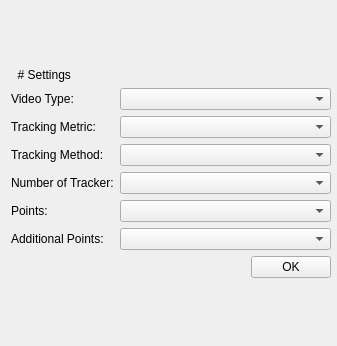
Above: funscript_editor/ui/settings_view.ui from michael-mueller-git/Python-Funscript-Editor before the change. Below: the same form after it.
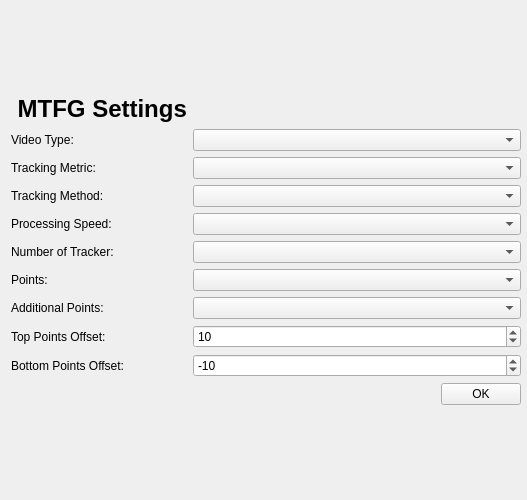
That is the form after the change.

Commit message: add skip frames and offset to settings dialog

```diff
--- a/funscript_editor/ui/settings_view.ui
+++ b/funscript_editor/ui/settings_view.ui
@@ -6,8 +6,8 @@
    <rect>
     <x>0</x>
     <y>0</y>
-    <width>337</width>
-    <height>346</height>
+    <width>527</width>
+    <height>500</height>
    </rect>
   </property>
   <property name="windowTitle">
@@ -95,7 +95,7 @@
        </property>
       </widget>
      </item>
-     <item row="7" column="1">
+     <item row="10" column="1">
       <layout class="QHBoxLayout" name="horizontalLayout">
        <item>
         <spacer name="horizontalSpacer">
@@ -121,18 +121,25 @@
      </item>
      <item row="0" column="0">
       <widget class="QLabel" name="label_4">
+       <property name="sizePolicy">
+        <sizepolicy hsizetype="Fixed" vsizetype="Preferred">
+         <horstretch>0</horstretch>
+         <verstretch>0</verstretch>
+        </sizepolicy>
+       </property>
        <property name="font">
         <font>
-         <weight>50</weight>
-         <bold>false</bold>
+         <pointsize>18</pointsize>
+         <weight>75</weight>
+         <bold>true</bold>
         </font>
        </property>
        <property name="text">
-        <string>  # Settings</string>
+        <string> MTFG Settings</string>
        </property>
       </widget>
      </item>
-     <item row="4" column="1">
+     <item row="5" column="1">
       <widget class="QComboBox" name="numberOfTrackerComboBox">
        <property name="sizePolicy">
         <sizepolicy hsizetype="MinimumExpanding" vsizetype="Fixed">
@@ -142,24 +149,24 @@
        </property>
       </widget>
      </item>
-     <item row="4" column="0">
+     <item row="5" column="0">
       <widget class="QLabel" name="label_5">
        <property name="text">
         <string>Number of Tracker:</string>
        </property>
       </widget>
      </item>
-     <item row="5" column="1">
-      <widget class="QComboBox" name="pointsComboBox">
-       <property name="sizePolicy">
-        <sizepolicy hsizetype="MinimumExpanding" vsizetype="Fixed">
-         <horstretch>0</horstretch>
-         <verstretch>0</verstretch>
-        </sizepolicy>
-       </property>
-      </widget>
-     </item>
      <item row="6" column="1">
+      <widget class="QComboBox" name="pointsComboBox">
+       <property name="sizePolicy">
+        <sizepolicy hsizetype="MinimumExpanding" vsizetype="Fixed">
+         <horstretch>0</horstretch>
+         <verstretch>0</verstretch>
+        </sizepolicy>
+       </property>
+      </widget>
+     </item>
+     <item row="7" column="1">
       <widget class="QComboBox" name="additionalPointsComboBox">
        <property name="sizePolicy">
         <sizepolicy hsizetype="MinimumExpanding" vsizetype="Fixed">
@@ -169,20 +176,95 @@
        </property>
       </widget>
      </item>
-     <item row="5" column="0">
+     <item row="6" column="0">
       <widget class="QLabel" name="label_6">
        <property name="text">
         <string>Points:</string>
        </property>
       </widget>
      </item>
-     <item row="6" column="0">
+     <item row="7" column="0">
       <widget class="QLabel" name="label_7">
        <property name="text">
         <string>Additional Points:</string>
        </property>
       </widget>
      </item>
+     <item row="8" column="1">
+      <widget class="QSpinBox" name="topPointOffsetSpinBox">
+       <property name="sizePolicy">
+        <sizepolicy hsizetype="MinimumExpanding" vsizetype="Fixed">
+         <horstretch>0</horstretch>
+         <verstretch>0</verstretch>
+        </sizepolicy>
+       </property>
+       <property name="prefix">
+        <string/>
+       </property>
+       <property name="minimum">
+        <number>-100</number>
+       </property>
+       <property name="maximum">
+        <number>100</number>
+       </property>
+       <property name="singleStep">
+        <number>5</number>
+       </property>
+       <property name="value">
+        <number>10</number>
+       </property>
+      </widget>
+     </item>
+     <item row="9" column="1">
+      <widget class="QSpinBox" name="bottomPointOffsetSpinBox">
+       <property name="sizePolicy">
+        <sizepolicy hsizetype="MinimumExpanding" vsizetype="Fixed">
+         <horstretch>0</horstretch>
+         <verstretch>0</verstretch>
+        </sizepolicy>
+       </property>
+       <property name="minimum">
+        <number>-100</number>
+       </property>
+       <property name="maximum">
+        <number>100</number>
+       </property>
+       <property name="value">
+        <number>-10</number>
+       </property>
+      </widget>
+     </item>
+     <item row="8" column="0">
+      <widget class="QLabel" name="label_8">
+       <property name="text">
+        <string>Top Points Offset:</string>
+       </property>
+      </widget>
+     </item>
+     <item row="9" column="0">
+      <widget class="QLabel" name="label_9">
+       <property name="text">
+        <string>Bottom Points Offset:</string>
+       </property>
+      </widget>
+     </item>
+     <item row="4" column="1">
+      <widget class="QComboBox" name="processingSpeedComboBox">
+       <property name="sizePolicy">
+        <sizepolicy hsizetype="MinimumExpanding" vsizetype="Fixed">
+         <horstretch>0</horstretch>
+         <verstretch>0</verstretch>
+        </sizepolicy>
+       </property>
+      </widget>
+     </item>
+     <item row="4" column="0">
+      <widget class="QLabel" name="label_10">
+       <property name="text">
+        <string>Processing Speed:</string>
+       </property>
+      </widget>
+     </item>
     </layout>
    </item>
    <item row="0" column="0">
```
The commit also changes 5 other files.
